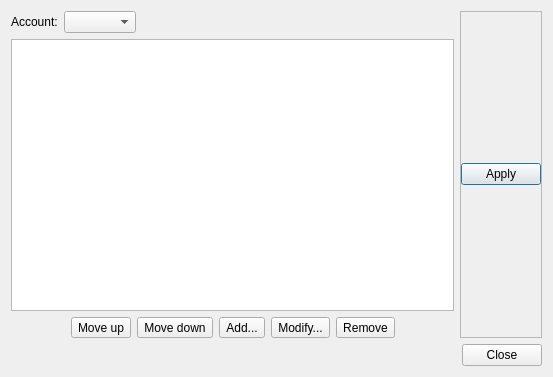
This is src/plugins/azoth/bookmarksmanagerdialog.ui in 0xd34df00d/leechcraft as Qt 5 draws it before an edit. The edited form follows.
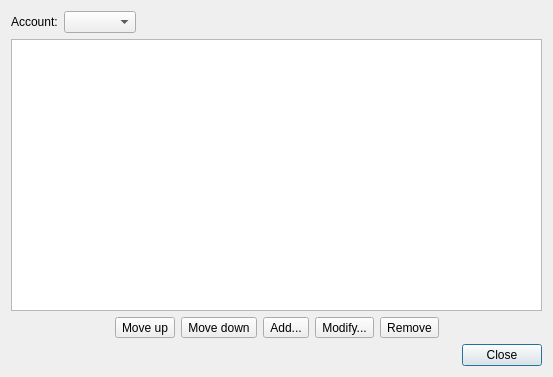
This is the edited form.

Commit message: [Azoth] Removed obsolete stuff from BookmarksManagerDialog.

```diff
--- a/src/plugins/azoth/bookmarksmanagerdialog.ui
+++ b/src/plugins/azoth/bookmarksmanagerdialog.ui
@@ -114,30 +114,7 @@
       </layout>
      </item>
      <item>
-      <layout class="QVBoxLayout" name="verticalLayout_2">
-       <item>
-        <widget class="QFrame" name="BMFrame_">
-         <property name="frameShape">
-          <enum>QFrame::StyledPanel</enum>
-         </property>
-         <property name="frameShadow">
-          <enum>QFrame::Raised</enum>
-         </property>
-         <layout class="QVBoxLayout" name="BMFrameLayout_">
-          <property name="margin">
-           <number>0</number>
-          </property>
-          <item>
-           <widget class="QPushButton" name="ApplyButton_">
-            <property name="text">
-             <string>Apply</string>
-            </property>
-           </widget>
-          </item>
-         </layout>
-        </widget>
-       </item>
-      </layout>
+      <layout class="QVBoxLayout" name="verticalLayout_2"/>
      </item>
     </layout>
    </item>
```
The commit also changes 2 other files.
